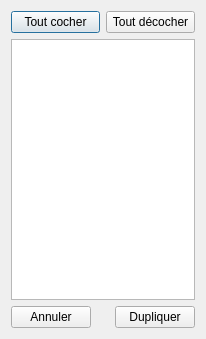
Above: sources/dialogs/dialogselection.ui from davy7125/polyphone before the change. Below: the same form after it.
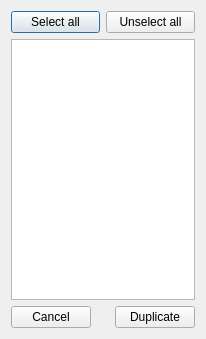
That is the form after the change. Icons and pictures are not drawn.

```diff
--- a/sources/dialogs/dialogselection.ui
+++ b/sources/dialogs/dialogselection.ui
@@ -27,14 +27,14 @@
    <item row="0" column="0">
     <widget class="QPushButton" name="pushSelectAll">
      <property name="text">
-      <string>Tout cocher</string>
+      <string>Select all</string>
      </property>
     </widget>
    </item>
    <item row="0" column="1">
     <widget class="QPushButton" name="pushSelectNone">
      <property name="text">
-      <string>Tout décocher</string>
+      <string>Unselect all</string>
      </property>
     </widget>
    </item>
@@ -43,7 +43,7 @@
      <item>
       <widget class="QPushButton" name="pushCancel">
        <property name="text">
-        <string>Annuler</string>
+        <string>Cancel</string>
        </property>
       </widget>
      </item>
@@ -63,7 +63,7 @@
      <item>
       <widget class="QPushButton" name="pushOk">
        <property name="text">
-        <string>Dupliquer</string>
+        <string>Duplicate</string>
        </property>
       </widget>
      </item>
```
Left out of the diff: 2 changed lines with no effect on the pictures.
